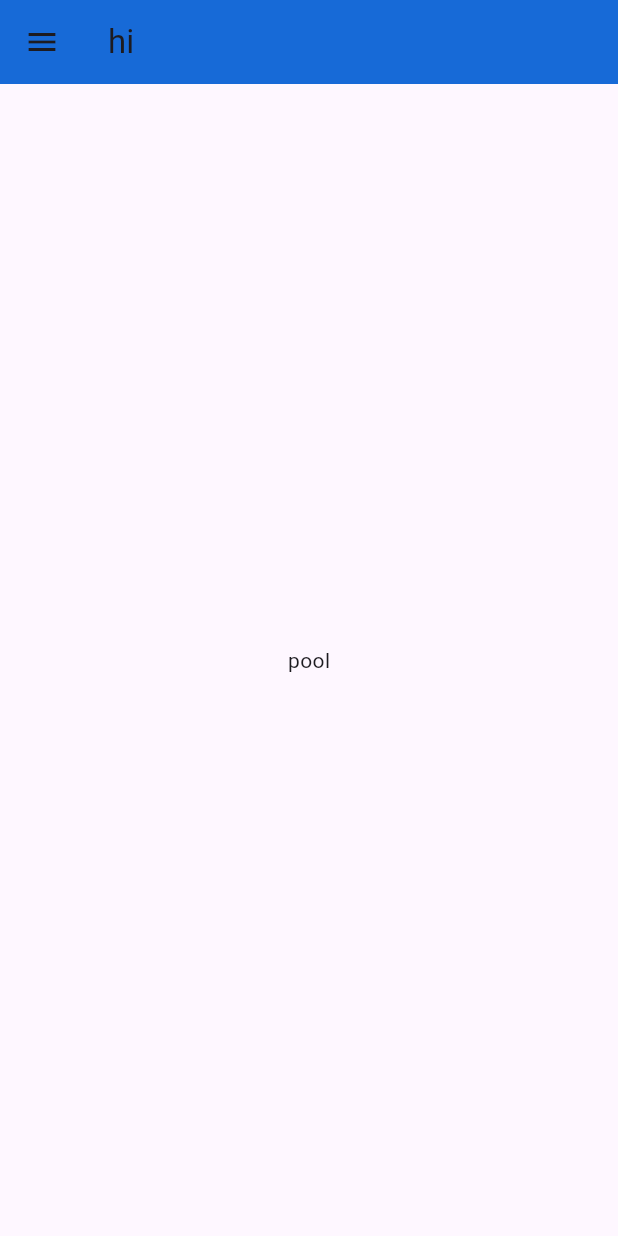
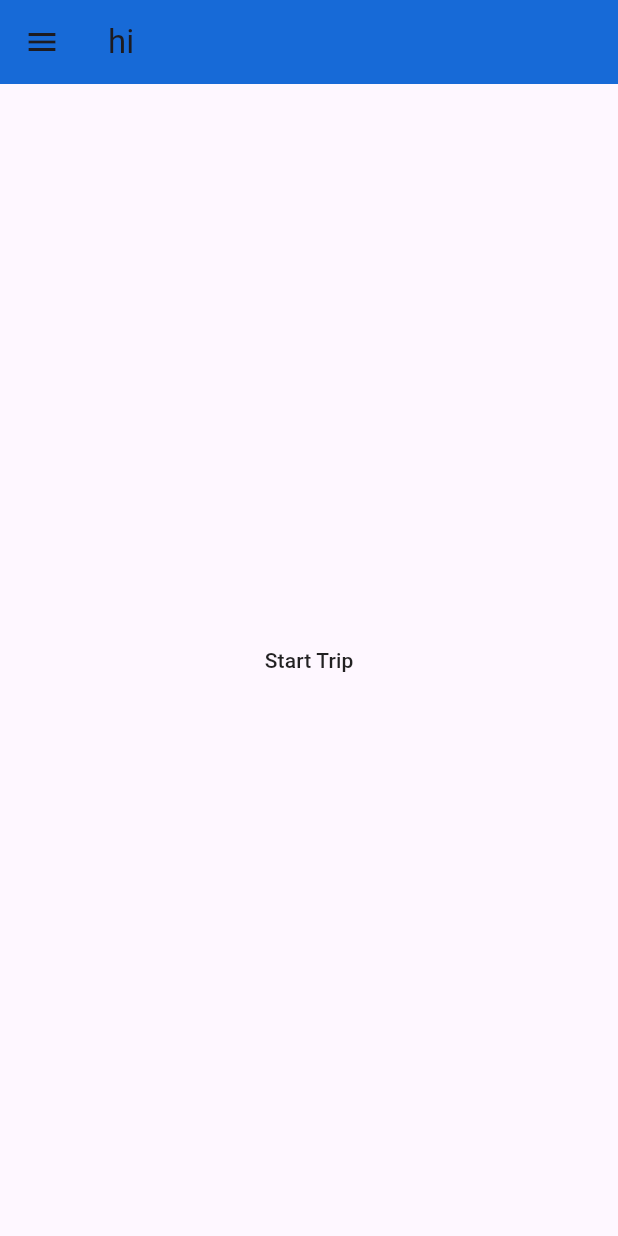
Before and after one commit to ezdev21/pool-ambassador, a Flutter app: the screen it shows after launch, on a phone screen of 412 x 824 dp. Run offline on Flutter 3.47's test engine with Material 3 defaults, Android fonts, the phone set to English and light mode, and no system bars; our stand-ins replace dio.

Commit message:
trip alert dialog

```diff
--- a/lib/main.dart
+++ b/lib/main.dart
@@ -1,8 +1,17 @@
 import 'package:flutter/material.dart';
+import 'package:pool_driver/provider/trip_provider.dart';
 import 'package:pool_driver/screens/home_page.dart';
+import 'package:provider/provider.dart';
 
 void main() {
-  runApp(const MyApp());
+  runApp(
+    MultiProvider(
+      providers: [
+        ChangeNotifierProvider(create: (context)=>TripProvider()),
+      ],
+      child: const MyApp()
+      )
+    );
 }
 
 class MyApp extends StatelessWidget {
@@ -10,9 +19,9 @@
 
   @override
   Widget build(BuildContext context) {
-    return MaterialApp(
+    return const MaterialApp(
       debugShowCheckedModeBanner:false,
-      home: const HomePage(),
+      home: HomePage(),
     );
   }
 }
--- a/lib/screens/home_page.dart
+++ b/lib/screens/home_page.dart
@@ -1,4 +1,7 @@
 import 'package:flutter/material.dart';
+import 'package:pool_driver/widgets/trip_alert_dialog.dart';
+import 'package:provider/provider.dart';
+import 'package:pool_driver/provider/trip_provider.dart';
 import 'package:pool_driver/widgets/app_drawer.dart';
 
 class HomePage extends StatefulWidget {
@@ -9,20 +12,25 @@ class HomePage extends StatefulWidget {
 }
 
 class _HomePageState extends State<HomePage> {
-
   @override
   Widget build(BuildContext context) {
-
     return Scaffold(
-      drawer:AppDrawer(),
-      appBar: AppBar(
-        backgroundColor: Color(0xFF176AD7),
-        title: Text('hi'),
-      ),
-      body: Center(
-        child: Text('pool'),
-      ),
-
-    );
+        drawer: const AppDrawer(),
+        appBar: AppBar(
+          backgroundColor: const Color(0xFF176AD7),
+          title: const Text('hi'),
+        ),
+        body: Center(
+          child: MaterialButton(
+            child: const Text("Start Trip"),
+            onPressed: () {
+              showDialog(
+                  context: context,
+                  builder: (BuildContext context) {
+                    return TripAlertDialog();
+                  });
+            },
+          ),
+        ));
   }
 }
--- a/lib/services/dio.dart
+++ b/lib/services/dio.dart
@@ -4,7 +4,7 @@ Dio dio(){
 var dio=Dio();
 dio.options.baseUrl = 'https:poolus.biz/api';
 dio.options.headers['accept']='Application/Json';
-dio.options.connectTimeout = 5000; //5s
-dio.options.receiveTimeout = 3000;
+dio.options.connectTimeout = const Duration(seconds: 5); //5s
+dio.options.receiveTimeout = const Duration(seconds: 3);
 return dio;
 }
```
Also changed, not shown: lib/provider/trip_provider.dart (added, +16 -0 lines), lib/widgets/trip_alert_dialog.dart (added, +69 -0 lines).
